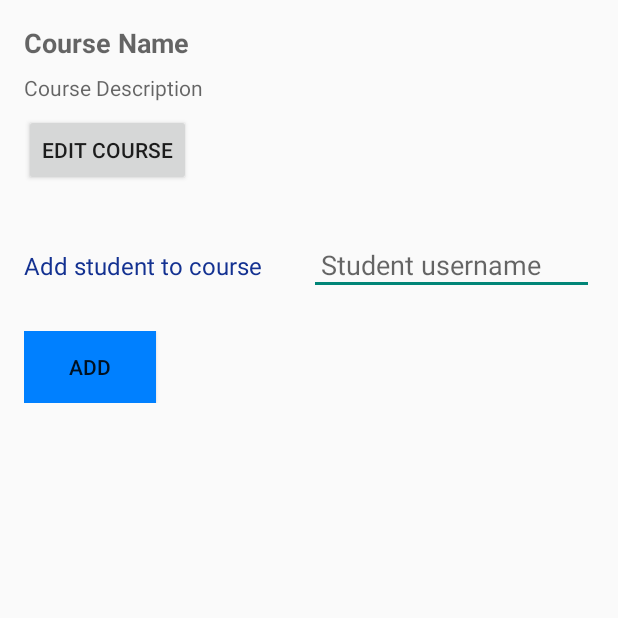
After one commit to Mkaldalons/LearningSquare, an Android app: the fragment CourseDetailsFragment shown on its own in the app's theme, on a phone screen of 412 x 824 dp, the top half of it. The commit adds this screen. Run offline under Robolectric (Android 15) with nearby library versions, the phone set to English and light mode, and no system bars; network calls fail; 1 statement that could not run was skipped.

Commit message:
Add course details and add student

```diff
--- /dev/null
+++ b/app/src/main/java/hbv601g/learningsquare/services/CourseService.kt
@@ -0,0 +1,32 @@
+package hbv601g.learningsquare.services
+
+import hbv601g.learningsquare.models.StudentModel
+import io.ktor.client.call.body
+import kotlinx.serialization.decodeFromString
+import kotlinx.serialization.json.Json
+
+class CourseService(private val httpsService: HttpsService) {
+
+    suspend fun registerStudentToCourse(courseId: Int, userName: String) : String
+    {
+        val response = httpsService.addStudentToCourse(courseId, userName)
+
+        if(response.status.value == 200)
+        {
+            return "Student $userName registered successfully"
+        }
+        return "Student already registered or course with id: $courseId not found"
+    }
+
+    suspend fun getRegisteredStudents(courseId: Int) : List<StudentModel>
+    {
+        val response = httpsService.getAllStudentsInCourse(courseId)
+        var students: List<StudentModel> = listOf()
+
+        if(response.status.value == 200)
+        {
+            students = Json.decodeFromString<List<StudentModel>>(response.body())
+        }
+        return students
+    }
+}
--- a/app/src/main/java/hbv601g/learningsquare/services/HttpsService.kt
+++ b/app/src/main/java/hbv601g/learningsquare/services/HttpsService.kt
@@ -1,14 +1,11 @@
 package hbv601g.learningsquare.services
 
 import hbv601g.learningsquare.models.AssignmentModel
-import hbv601g.learningsquare.models.QuestionModel
 import io.ktor.client.*
 import io.ktor.client.request.*
 import io.ktor.client.statement.*
-import io.ktor.client.engine.cio.*
 import io.ktor.http.ContentType
 import io.ktor.http.contentType
-import kotlinx.datetime.LocalDate
 import kotlinx.serialization.encodeToString
 import android.util.Log
 import hbv601g.learningsquare.models.CourseModel
@@ -141,7 +138,6 @@ class HttpsService {
             setBody(jsonBody)
         }
         return response
-
     }
 
     suspend fun getCourses(instructor: String): List<CourseModel> {
@@ -164,4 +160,20 @@ class HttpsService {
             emptyList()
         }
     }
+
+    suspend fun addStudentToCourse(courseId: Int, userName: String): HttpResponse
+    {
+        val url = "$url/courses/$courseId/$userName"
+        val response: HttpResponse = client.post(url)
+
+        return response
     }
+
+    suspend fun getAllStudentsInCourse(courseId: Int): HttpResponse
+    {
+        val url = "$url/courses/$courseId/students"
+        val response: HttpResponse = client.get(url)
+
+        return response
+    }
+}
--- a/app/src/main/java/hbv601g/learningsquare/ui/InstructorDashboardFragment.kt
+++ b/app/src/main/java/hbv601g/learningsquare/ui/InstructorDashboardFragment.kt
@@ -6,6 +6,7 @@ import android.view.View
 import androidx.fragment.app.Fragment
 import hbv601g.learningsquare.R
 import android.widget.Button
+import hbv601g.learningsquare.ui.courses.CourseFragment
 
 class InstructorDashboardFragment : Fragment(R.layout.fragment_instructor_layout) {
     override fun onViewCreated(view: View, savedInstanceState: Bundle?) {
--- /dev/null
+++ b/app/src/main/java/hbv601g/learningsquare/ui/courses/CourseDetailsFragment.kt
@@ -0,0 +1,112 @@
+package hbv601g.learningsquare.ui.courses
+
+import android.graphics.Color
+import android.os.Bundle
+import android.view.View
+import android.widget.Button
+import android.widget.EditText
+import android.widget.TextView
+import androidx.fragment.app.Fragment
+import androidx.lifecycle.lifecycleScope
+import androidx.recyclerview.widget.LinearLayoutManager
+import androidx.recyclerview.widget.RecyclerView
+import hbv601g.learningsquare.R
+import hbv601g.learningsquare.models.StudentModel
+import hbv601g.learningsquare.services.CourseService
+import hbv601g.learningsquare.services.HttpsService
+import hbv601g.learningsquare.ui.StudentAdapter
+import kotlinx.coroutines.launch
+
+class CourseDetailsFragment : Fragment(R.layout.fragment_course_details) {
+
+    private val students = mutableListOf<StudentModel>()
+    private lateinit var studentAdapter: StudentAdapter
+
+    override fun onViewCreated(
+        view: View,
+        savedInstanceState: Bundle?
+    ) {
+        super.onViewCreated(view, savedInstanceState)
+
+        val recyclerViewStudents = view.findViewById<RecyclerView>(R.id.recyclerViewStudents)
+        recyclerViewStudents.layoutManager = LinearLayoutManager(requireContext())
+
+        studentAdapter = StudentAdapter(students)
+        recyclerViewStudents.adapter = studentAdapter
+
+        val courseId = arguments?.getInt("courseId") ?: -1
+
+        getStudentList(courseId)
+
+        val studentUsernameInput = view.findViewById<EditText>(R.id.studentUserNameInput)
+        val addStudentButton = view.findViewById<Button>(R.id.addStudentButton)
+        val showMessage = view.findViewById<TextView>(R.id.notifyUserTextView)
+
+        var responseString = ""
+
+        addStudentButton.setOnClickListener{
+            val studentUserNameInputString = studentUsernameInput.text.toString()
+
+            if(studentUserNameInputString.isNotBlank() && courseId != -1)
+            {
+                lifecycleScope.launch {
+                    val httpsService = HttpsService()
+                    val courseService = CourseService(httpsService)
+
+                    try
+                    {
+                        responseString = courseService.registerStudentToCourse(courseId, studentUserNameInputString)
+                        showMessage.visibility = View.VISIBLE
+                        showMessage.setTextColor(Color.parseColor("#023020"))
+                        showMessage.text = responseString
+                        showMessage.postDelayed({
+                            showMessage.visibility = View.GONE
+                        }, 5_000)
+                        studentUsernameInput.text.clear()
+                        getStudentList(courseId)
+                    }
+                    catch (e: Exception)
+                    {
+                        responseString = "Could not register student to course."
+                        showMessage.visibility = View.VISIBLE
+                        showMessage.setTextColor(Color.RED)
+                        showMessage.text = responseString
+                        showMessage.postDelayed({
+                            showMessage.visibility = View.GONE
+                        }, 10_000)
+                        studentUsernameInput.text.clear()
+                    }
+                }
+            }
+            else
+            {
+                responseString = "Please enter a username"
+                showMessage.visibility = View.VISIBLE
+                showMessage.setTextColor(Color.RED)
+                showMessage.text = responseString
+                showMessage.postDelayed({
+                    showMessage.visibility = View.GONE
+                }, 10_000)
+                studentUsernameInput.text.clear()
+            }
+        }
+    }
+
+    private fun getStudentList(courseId: Int)
+    {
+        lifecycleScope.launch {
+            val httpsService = HttpsService()
+            val courseService = CourseService(httpsService)
+            val studentsInCourse = courseService.getRegisteredStudents(courseId)
+
+            val previousStudentListSize = students.size
+
+            if(studentsInCourse.isNotEmpty())
+            {
+                students.clear()
+                students.addAll(studentsInCourse)
+                studentAdapter.notifyItemRangeInserted(previousStudentListSize, students.size)
+            }
+        }
+    }
+}
--- a/app/src/main/java/hbv601g/learningsquare/ui/CreateCourseFragment.kt
+++ b/app/src/main/java/hbv601g/learningsquare/ui/courses/CreateCourseFragment.kt
@@ -1,4 +1,4 @@
-package hbv601g.learningsquare.ui
+package hbv601g.learningsquare.ui.courses
 
 import android.os.Bundle
 import android.util.Log
--- /dev/null
+++ b/app/src/main/res/layout/fragment_course_details.xml
@@ -0,0 +1,117 @@
+<?xml version="1.0" encoding="utf-8"?>
+<androidx.constraintlayout.widget.ConstraintLayout
+    xmlns:android="http://schemas.android.com/apk/res/android"
+    xmlns:app="http://schemas.android.com/apk/res-auto"
+    xmlns:tools="http://schemas.android.com/tools"
+    android:layout_width="match_parent"
+    android:layout_height="match_parent"
+    tools:context=".ui.courses.CourseDetailsFragment">
+
+    <LinearLayout
+        android:id="@+id/courseDetailsSection"
+        android:layout_width="0dp"
+        android:layout_height="wrap_content"
+        android:orientation="vertical"
+        android:padding="16dp"
+        app:layout_constraintTop_toTopOf="parent"
+        app:layout_constraintStart_toStartOf="parent"
+        app:layout_constraintEnd_toEndOf="parent">
+
+        <EditText
+            android:id="@+id/courseNameEditText"
+            android:layout_width="match_parent"
+            android:layout_height="wrap_content"
+            android:enabled="false"
+            android:visibility="visible"
+            android:background="@null"
+            android:textSize="18sp"
+            android:hint="@string/course_name"
+            android:textStyle="bold" />
+
+        <EditText
+            android:id="@+id/courseDescriptionEditText"
+            android:layout_width="match_parent"
+            android:layout_height="wrap_content"
+            android:enabled="false"
+            android:background="@null"
+            android:visibility="visible"
+            android:textSize="14sp"
+            android:hint="@string/course_description"
+            android:layout_marginTop="8dp" />
+
+        <Button
+            android:id="@+id/editCourseButton"
+            android:layout_width="wrap_content"
+            android:layout_height="wrap_content"
+            android:text="@string/edit_course"
+            android:layout_marginTop="8dp" />
+    </LinearLayout>
+
+    <LinearLayout
+        android:id="@+id/addStudentLayout"
+        android:layout_width="0dp"
+        android:layout_height="wrap_content"
+        android:orientation="horizontal"
+        android:padding="16dp"
+        app:layout_constraintTop_toBottomOf="@id/courseDetailsSection"
+        app:layout_constraintStart_toStartOf="parent"
+        app:layout_constraintEnd_toEndOf="parent">
+
+        <TextView
+            android:id="@+id/addStudentLabel"
+            android:layout_width="0dp"
+            android:layout_height="wrap_content"
+            android:layout_weight="1"
+            android:text="@string/add_student_to_course"
+            android:textColor="#133191"
+            android:textSize="16sp" />
+
+        <EditText
+            android:id="@+id/studentUserNameInput"
+            android:layout_width="0dp"
+            android:layout_height="wrap_content"
+            android:layout_weight="1"
+            android:autofillHints="studentUsername"
+            android:hint="@string/student_username"
+            android:inputType="text"
+            android:padding="8dp" />
+    </LinearLayout>
+
+    <LinearLayout
+        android:id="@+id/addStudentGroup"
+        android:layout_width="0dp"
+        android:layout_height="wrap_content"
+        android:orientation="vertical"
+        android:paddingStart="16dp"
+        android:paddingTop="8dp"
+        app:layout_constraintTop_toBottomOf="@id/addStudentLayout"
+        app:layout_constraintStart_toStartOf="parent"
+        app:layout_constraintEnd_toEndOf="parent">
+
+        <Button
+            android:id="@+id/addStudentButton"
+            android:layout_width="wrap_content"
+            android:layout_height="wrap_content"
+            android:text="@string/add"
+            android:background="#0080FF"
+            android:padding="8dp" />
+
+        <TextView
+            android:id="@+id/notifyUserTextView"
+            android:layout_width="wrap_content"
+            android:layout_height="wrap_content"
+            android:visibility="gone" />
+
+    </LinearLayout>
+
+    <androidx.recyclerview.widget.RecyclerView
+        android:id="@+id/recyclerViewStudents"
+        android:layout_width="0dp"
+        android:layout_height="0dp"
+        app:layout_constraintTop_toBottomOf="@+id/addStudentGroup"
+        app:layout_constraintBottom_toBottomOf="parent"
+        app:layout_constraintStart_toStartOf="parent"
+        app:layout_constraintEnd_toEndOf="parent"
+        android:padding="16dp" />
+
+</androidx.constraintlayout.widget.ConstraintLayout>
--- a/app/src/main/res/layout/fragment_instructor_layout.xml
+++ b/app/src/main/res/layout/fragment_instructor_layout.xml
@@ -28,7 +28,6 @@
         app:layout_constraintStart_toStartOf="parent"
         app:layout_constraintEnd_toEndOf="parent">
 
-        <!-- Courses Button -->
         <Button
             android:id="@+id/buttonCourses"
             android:layout_width="wrap_content"
@@ -37,5 +36,6 @@
             android:backgroundTint="@color/white"
             android:textColor="@color/black"
             android:padding="8dp"/>
+
     </LinearLayout>
 </androidx.constraintlayout.widget.ConstraintLayout>
--- a/app/src/main/res/values/strings.xml
+++ b/app/src/main/res/values/strings.xml
@@ -12,4 +12,13 @@
     <string name="email_input">Email</string>
     <string name="confirm_password">Confirm Password</string>
     <string name="instructor">Instructor</string>
+    <string name="add_student_to_course">Add student to course</string>
+    <string name="student_username">Student username</string>
+    <string name="add_students_to_course">Add students to course</string>
+    <string name="course_description">Course Description</string>
+    <string name="course_name">Course Name</string>
+    <string name="view_course">View Course</string>
+    <string name="edit_course">Edit Course</string>
+    <string name="add">Add</string>
+    <string name="student_name">Student Name</string>
 </resources>
```
Also changed, not shown: app/src/main/java/hbv601g/learningsquare/models/StudentModel.kt (added, +12 -0 lines), app/src/main/java/hbv601g/learningsquare/ui/StudentAdapter.kt (added, +29 -0 lines), app/src/main/java/hbv601g/learningsquare/ui/courses/CourseAdapter.kt (renamed from app/src/main/java/hbv601g/learningsquare/ui/CourseAdapter.kt, +12 -2 lines), app/src/main/java/hbv601g/learningsquare/ui/courses/CourseFragment.kt (renamed from app/src/main/java/hbv601g/learningsquare/ui/CourseFragment.kt, +13 -7 lines), app/src/main/res/layout/fragment_course.xml (+9 -6 lines), app/src/main/res/layout/item_course.xml (+16 -5 lines), app/src/main/res/layout/item_student.xml (added, +20 -0 lines), 1 other file. Lines whose indentation alone changed are shown as unchanged.
